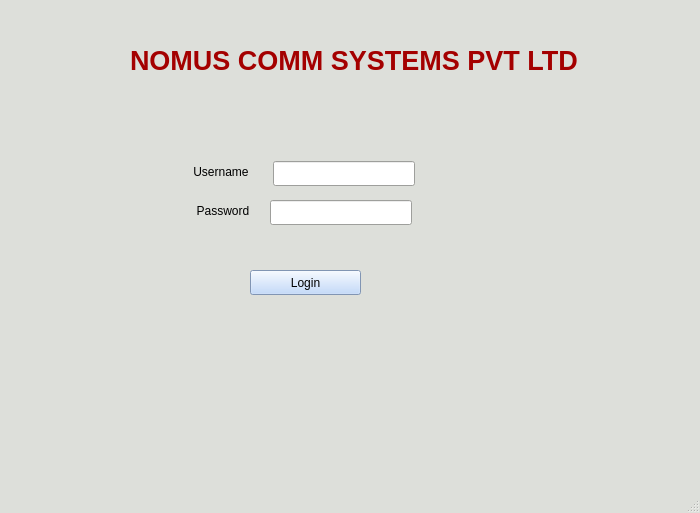
Old version of the form FUNCTIONALITY_TOOL/fun_login.ui in the repository skystar23/Automation_tool.
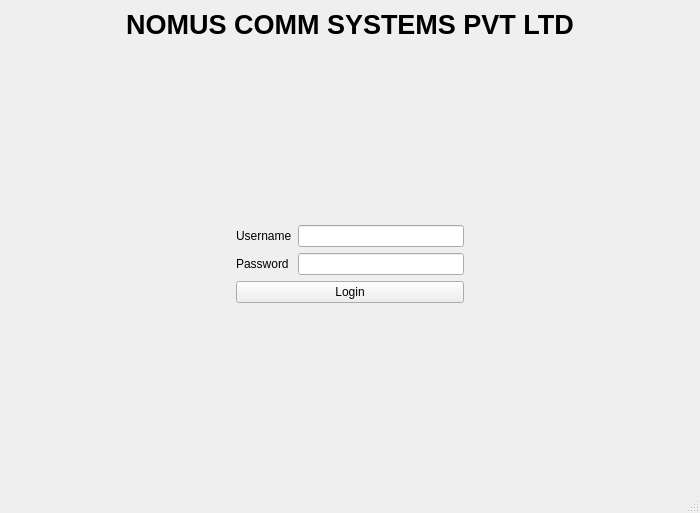
New version of the form.

```diff
--- a/FUNCTIONALITY_TOOL/fun_login.ui
+++ b/FUNCTIONALITY_TOOL/fun_login.ui
@@ -10,736 +10,125 @@
     <height>513</height>
    </rect>
   </property>
-  <property name="palette">
-   <palette>
-    <active>
-     <colorrole role="Button">
-      <brush brushstyle="SolidPattern">
-       <color alpha="255">
-        <red>181</red>
-        <green>209</green>
-        <blue>250</blue>
-       </color>
-      </brush>
-     </colorrole>
-     <colorrole role="Base">
-      <brush brushstyle="SolidPattern">
-       <color alpha="255">
-        <red>255</red>
-        <green>255</green>
-        <blue>255</blue>
-       </color>
-      </brush>
-     </colorrole>
-     <colorrole role="Window">
-      <brush brushstyle="SolidPattern">
-       <color alpha="255">
-        <red>221</red>
-        <green>223</green>
-        <blue>218</blue>
-       </color>
-      </brush>
-     </colorrole>
-    </active>
-    <inactive>
-     <colorrole role="Button">
-      <brush brushstyle="SolidPattern">
-       <color alpha="255">
-        <red>181</red>
-        <green>209</green>
-        <blue>250</blue>
-       </color>
-      </brush>
-     </colorrole>
-     <colorrole role="Base">
-      <brush brushstyle="SolidPattern">
-       <color alpha="255">
-        <red>255</red>
-        <green>255</green>
-        <blue>255</blue>
-       </color>
-      </brush>
-     </colorrole>
-     <colorrole role="Window">
-      <brush brushstyle="SolidPattern">
-       <color alpha="255">
-        <red>221</red>
-        <green>223</green>
-        <blue>218</blue>
-       </color>
-      </brush>
-     </colorrole>
-    </inactive>
-    <disabled>
-     <colorrole role="Button">
-      <brush brushstyle="SolidPattern">
-       <color alpha="255">
-        <red>181</red>
-        <green>209</green>
-        <blue>250</blue>
-       </color>
-      </brush>
-     </colorrole>
-     <colorrole role="Base">
-      <brush brushstyle="SolidPattern">
-       <color alpha="255">
-        <red>221</red>
-        <green>223</green>
-        <blue>218</blue>
-       </color>
-      </brush>
-     </colorrole>
-     <colorrole role="Window">
-      <brush brushstyle="SolidPattern">
-       <color alpha="255">
-        <red>221</red>
-        <green>223</green>
-        <blue>218</blue>
-       </color>
-      </brush>
-     </colorrole>
-    </disabled>
-   </palette>
-  </property>
   <property name="windowTitle">
    <string>Functionality Testing</string>
   </property>
-  <property name="autoFillBackground">
-   <bool>true</bool>
-  </property>
   <widget class="QWidget" name="centralwidget">
-   <widget class="QLabel" name="label">
-    <property name="geometry">
-     <rect>
-      <x>190</x>
-      <y>156</y>
-      <width>76</width>
-      <height>31</height>
-     </rect>
-    </property>
-    <property name="text">
-     <string> Username </string>
-    </property>
-   </widget>
-   <widget class="QLineEdit" name="Username">
-    <property name="geometry">
-     <rect>
-      <x>273</x>
-      <y>161</y>
-      <width>142</width>
-      <height>25</height>
-     </rect>
-    </property>
-    <property name="text">
-     <string/>
-    </property>
-   </widget>
-   <widget class="QLabel" name="label_2">
-    <property name="geometry">
-     <rect>
-      <x>130</x>
-      <y>30</y>
-      <width>451</width>
-      <height>61</height>
-     </rect>
-    </property>
-    <property name="palette">
-     <palette>
-      <active>
-       <colorrole role="WindowText">
-        <brush brushstyle="SolidPattern">
-         <color alpha="255">
-          <red>164</red>
-          <green>0</green>
-          <blue>0</blue>
-         </color>
-        </brush>
-       </colorrole>
-       <colorrole role="Text">
-        <brush brushstyle="SolidPattern">
-         <color alpha="255">
-          <red>164</red>
-          <green>0</green>
-          <blue>0</blue>
-         </color>
-        </brush>
-       </colorrole>
-       <colorrole role="PlaceholderText">
-        <brush brushstyle="SolidPattern">
-         <color alpha="128">
-          <red>164</red>
-          <green>0</green>
-          <blue>0</blue>
-         </color>
-        </brush>
-       </colorrole>
-      </active>
-      <inactive>
-       <colorrole role="WindowText">
-        <brush brushstyle="SolidPattern">
-         <color alpha="255">
-          <red>164</red>
-          <green>0</green>
-          <blue>0</blue>
-         </color>
-        </brush>
-       </colorrole>
-       <colorrole role="Text">
-        <brush brushstyle="SolidPattern">
-         <color alpha="255">
-          <red>164</red>
-          <green>0</green>
-          <blue>0</blue>
-         </color>
-        </brush>
-       </colorrole>
-       <colorrole role="PlaceholderText">
-        <brush brushstyle="SolidPattern">
-         <color alpha="128">
-          <red>164</red>
-          <green>0</green>
-          <blue>0</blue>
-         </color>
-        </brush>
-       </colorrole>
-      </inactive>
-      <disabled>
-       <colorrole role="WindowText">
-        <brush brushstyle="SolidPattern">
-         <color alpha="255">
-          <red>190</red>
-          <green>190</green>
-          <blue>190</blue>
-         </color>
-        </brush>
-       </colorrole>
-       <colorrole role="Text">
-        <brush brushstyle="SolidPattern">
-         <color alpha="255">
-          <red>190</red>
-          <green>190</green>
-          <blue>190</blue>
-         </color>
-        </brush>
-       </colorrole>
-       <colorrole role="PlaceholderText">
-        <brush brushstyle="SolidPattern">
-         <color alpha="128">
-          <red>0</red>
-          <green>0</green>
-          <blue>0</blue>
-         </color>
-        </brush>
-       </colorrole>
-      </disabled>
-     </palette>
-    </property>
-    <property name="font">
-     <font>
-      <family>Ubuntu</family>
-      <pointsize>20</pointsize>
-      <weight>75</weight>
-      <bold>true</bold>
-      <underline>false</underline>
-     </font>
-    </property>
-    <property name="focusPolicy">
-     <enum>Qt::NoFocus</enum>
-    </property>
-    <property name="contextMenuPolicy">
-     <enum>Qt::NoContextMenu</enum>
-    </property>
-    <property name="layoutDirection">
-     <enum>Qt::LeftToRight</enum>
-    </property>
-    <property name="text">
-     <string>NOMUS COMM SYSTEMS PVT LTD</string>
-    </property>
-   </widget>
-   <widget class="QLineEdit" name="Password">
-    <property name="geometry">
-     <rect>
-      <x>270</x>
-      <y>200</y>
-      <width>142</width>
-      <height>25</height>
-     </rect>
-    </property>
-    <property name="text">
-     <string/>
-    </property>
-    <property name="echoMode">
-     <enum>QLineEdit::Password</enum>
-    </property>
-   </widget>
-   <widget class="QLabel" name="label_3">
-    <property name="geometry">
-     <rect>
-      <x>190</x>
-      <y>200</y>
-      <width>76</width>
-      <height>21</height>
-     </rect>
-    </property>
-    <property name="text">
-     <string>  Password </string>
-    </property>
-   </widget>
-   <widget class="QPushButton" name="login_button">
-    <property name="geometry">
-     <rect>
-      <x>250</x>
-      <y>270</y>
-      <width>111</width>
-      <height>25</height>
-     </rect>
-    </property>
-    <property name="palette">
-     <palette>
-      <active>
-       <colorrole role="WindowText">
-        <brush brushstyle="SolidPattern">
-         <color alpha="255">
-          <red>0</red>
-          <green>0</green>
-          <blue>0</blue>
-         </color>
-        </brush>
-       </colorrole>
-       <colorrole role="Button">
-        <brush brushstyle="SolidPattern">
-         <color alpha="255">
-          <red>181</red>
-          <green>209</green>
-          <blue>250</blue>
-         </color>
-        </brush>
-       </colorrole>
-       <colorrole role="Light">
-        <brush brushstyle="SolidPattern">
-         <color alpha="255">
-          <red>255</red>
-          <green>255</green>
-          <blue>255</blue>
-         </color>
-        </brush>
-       </colorrole>
-       <colorrole role="Midlight">
-        <brush brushstyle="SolidPattern">
-         <color alpha="255">
-          <red>218</red>
-          <green>232</green>
-          <blue>252</blue>
-         </color>
-        </brush>
-       </colorrole>
-       <colorrole role="Dark">
-        <brush brushstyle="SolidPattern">
-         <color alpha="255">
-          <red>90</red>
-          <green>104</green>
-          <blue>125</blue>
-         </color>
-        </brush>
-       </colorrole>
-       <colorrole role="Mid">
-        <brush brushstyle="SolidPattern">
-         <color alpha="255">
-          <red>120</red>
-          <green>139</green>
-          <blue>167</blue>
-         </color>
-        </brush>
-       </colorrole>
-       <colorrole role="Text">
-        <brush brushstyle="SolidPattern">
-         <color alpha="255">
-          <red>0</red>
-          <green>0</green>
-          <blue>0</blue>
-         </color>
-        </brush>
-       </colorrole>
-       <colorrole role="BrightText">
-        <brush brushstyle="SolidPattern">
-         <color alpha="255">
-          <red>255</red>
-          <green>255</green>
-          <blue>255</blue>
-         </color>
-        </brush>
-       </colorrole>
-       <colorrole role="ButtonText">
-        <brush brushstyle="SolidPattern">
-         <color alpha="255">
-          <red>0</red>
-          <green>0</green>
-          <blue>0</blue>
-         </color>
-        </brush>
-       </colorrole>
-       <colorrole role="Base">
-        <brush brushstyle="SolidPattern">
-         <color alpha="255">
-          <red>255</red>
-          <green>255</green>
-          <blue>255</blue>
-         </color>
-        </brush>
-       </colorrole>
-       <colorrole role="Window">
-        <brush brushstyle="SolidPattern">
-         <color alpha="255">
-          <red>181</red>
-          <green>209</green>
-          <blue>250</blue>
-         </color>
-        </brush>
-       </colorrole>
-       <colorrole role="Shadow">
-        <brush brushstyle="SolidPattern">
-         <color alpha="255">
-          <red>0</red>
-          <green>0</green>
-          <blue>0</blue>
-         </color>
-        </brush>
-       </colorrole>
-       <colorrole role="AlternateBase">
-        <brush brushstyle="SolidPattern">
-         <color alpha="255">
-          <red>218</red>
-          <green>232</green>
-          <blue>252</blue>
-         </color>
-        </brush>
-       </colorrole>
-       <colorrole role="ToolTipBase">
-        <brush brushstyle="SolidPattern">
-         <color alpha="255">
-          <red>255</red>
-          <green>255</green>
-          <blue>220</blue>
-         </color>
-        </brush>
-       </colorrole>
-       <colorrole role="ToolTipText">
-        <brush brushstyle="SolidPattern">
-         <color alpha="255">
-          <red>0</red>
-          <green>0</green>
-          <blue>0</blue>
-         </color>
-        </brush>
-       </colorrole>
-       <colorrole role="PlaceholderText">
-        <brush brushstyle="SolidPattern">
-         <color alpha="128">
-          <red>0</red>
-          <green>0</green>
-          <blue>0</blue>
-         </color>
-        </brush>
-       </colorrole>
-      </active>
-      <inactive>
-       <colorrole role="WindowText">
-        <brush brushstyle="SolidPattern">
-         <color alpha="255">
-          <red>0</red>
-          <green>0</green>
-          <blue>0</blue>
-         </color>
-        </brush>
-       </colorrole>
-       <colorrole role="Button">
-        <brush brushstyle="SolidPattern">
-         <color alpha="255">
-          <red>181</red>
-          <green>209</green>
-          <blue>250</blue>
-         </color>
-        </brush>
-       </colorrole>
-       <colorrole role="Light">
-        <brush brushstyle="SolidPattern">
-         <color alpha="255">
-          <red>255</red>
-          <green>255</green>
-          <blue>255</blue>
-         </color>
-        </brush>
-       </colorrole>
-       <colorrole role="Midlight">
-        <brush brushstyle="SolidPattern">
-         <color alpha="255">
-          <red>218</red>
-          <green>232</green>
-          <blue>252</blue>
-         </color>
-        </brush>
-       </colorrole>
-       <colorrole role="Dark">
-        <brush brushstyle="SolidPattern">
-         <color alpha="255">
-          <red>90</red>
-          <green>104</green>
-          <blue>125</blue>
-         </color>
-        </brush>
-       </colorrole>
-       <colorrole role="Mid">
-        <brush brushstyle="SolidPattern">
-         <color alpha="255">
-          <red>120</red>
-          <green>139</green>
-          <blue>167</blue>
-         </color>
-        </brush>
-       </colorrole>
-       <colorrole role="Text">
-        <brush brushstyle="SolidPattern">
-         <color alpha="255">
-          <red>0</red>
-          <green>0</green>
-          <blue>0</blue>
-         </color>
-        </brush>
-       </colorrole>
-       <colorrole role="BrightText">
-        <brush brushstyle="SolidPattern">
-         <color alpha="255">
-          <red>255</red>
-          <green>255</green>
-          <blue>255</blue>
-         </color>
-        </brush>
-       </colorrole>
-       <colorrole role="ButtonText">
-        <brush brushstyle="SolidPattern">
-         <color alpha="255">
-          <red>0</red>
-          <green>0</green>
-          <blue>0</blue>
-         </color>
-        </brush>
-       </colorrole>
-       <colorrole role="Base">
-        <brush brushstyle="SolidPattern">
-         <color alpha="255">
-          <red>255</red>
-          <green>255</green>
-          <blue>255</blue>
-         </color>
-        </brush>
-       </colorrole>
-       <colorrole role="Window">
-        <brush brushstyle="SolidPattern">
-         <color alpha="255">
-          <red>181</red>
-          <green>209</green>
-          <blue>250</blue>
-         </color>
-        </brush>
-       </colorrole>
-       <colorrole role="Shadow">
-        <brush brushstyle="SolidPattern">
-         <color alpha="255">
-          <red>0</red>
-          <green>0</green>
-          <blue>0</blue>
-         </color>
-        </brush>
-       </colorrole>
-       <colorrole role="AlternateBase">
-        <brush brushstyle="SolidPattern">
-         <color alpha="255">
-          <red>218</red>
-          <green>232</green>
-          <blue>252</blue>
-         </color>
-        </brush>
-       </colorrole>
-       <colorrole role="ToolTipBase">
-        <brush brushstyle="SolidPattern">
-         <color alpha="255">
-          <red>255</red>
-          <green>255</green>
-          <blue>220</blue>
-         </color>
-        </brush>
-       </colorrole>
-       <colorrole role="ToolTipText">
-        <brush brushstyle="SolidPattern">
-         <color alpha="255">
-          <red>0</red>
-          <green>0</green>
-          <blue>0</blue>
-         </color>
-        </brush>
-       </colorrole>
-       <colorrole role="PlaceholderText">
-        <brush brushstyle="SolidPattern">
-         <color alpha="128">
-          <red>0</red>
-          <green>0</green>
-          <blue>0</blue>
-         </color>
-        </brush>
-       </colorrole>
-      </inactive>
-      <disabled>
-       <colorrole role="WindowText">
-        <brush brushstyle="SolidPattern">
-         <color alpha="255">
-          <red>90</red>
-          <green>104</green>
-          <blue>125</blue>
-         </color>
-        </brush>
-       </colorrole>
-       <colorrole role="Button">
-        <brush brushstyle="SolidPattern">
-         <color alpha="255">
-          <red>181</red>
-          <green>209</green>
-          <blue>250</blue>
-         </color>
-        </brush>
-       </colorrole>
-       <colorrole role="Light">
-        <brush brushstyle="SolidPattern">
-         <color alpha="255">
-          <red>255</red>
-          <green>255</green>
-          <blue>255</blue>
-         </color>
-        </brush>
-       </colorrole>
-       <colorrole role="Midlight">
-        <brush brushstyle="SolidPattern">
-         <color alpha="255">
-          <red>218</red>
-          <green>232</green>
-          <blue>252</blue>
-         </color>
-        </brush>
-       </colorrole>
-       <colorrole role="Dark">
-        <brush brushstyle="SolidPattern">
-         <color alpha="255">
-          <red>90</red>
-          <green>104</green>
-          <blue>125</blue>
-         </color>
-        </brush>
-       </colorrole>
-       <colorrole role="Mid">
-        <brush brushstyle="SolidPattern">
-         <color alpha="255">
-          <red>120</red>
-          <green>139</green>
-          <blue>167</blue>
-         </color>
-        </brush>
-       </colorrole>
-       <colorrole role="Text">
-        <brush brushstyle="SolidPattern">
-         <color alpha="255">
-          <red>90</red>
-          <green>104</green>
-          <blue>125</blue>
-         </color>
-        </brush>
-       </colorrole>
-       <colorrole role="BrightText">
-        <brush brushstyle="SolidPattern">
-         <color alpha="255">
-          <red>255</red>
-          <green>255</green>
-          <blue>255</blue>
-         </color>
-        </brush>
-       </colorrole>
-       <colorrole role="ButtonText">
-        <brush brushstyle="SolidPattern">
-         <color alpha="255">
-          <red>90</red>
-          <green>104</green>
-          <blue>125</blue>
-         </color>
-        </brush>
-       </colorrole>
-       <colorrole role="Base">
-        <brush brushstyle="SolidPattern">
-         <color alpha="255">
-          <red>181</red>
-          <green>209</green>
-          <blue>250</blue>
-         </color>
-        </brush>
-       </colorrole>
-       <colorrole role="Window">
-        <brush brushstyle="SolidPattern">
-         <color alpha="255">
-          <red>181</red>
-          <green>209</green>
-          <blue>250</blue>
-         </color>
-        </brush>
-       </colorrole>
-       <colorrole role="Shadow">
-        <brush brushstyle="SolidPattern">
-         <color alpha="255">
-          <red>0</red>
-          <green>0</green>
-          <blue>0</blue>
-         </color>
-        </brush>
-       </colorrole>
-       <colorrole role="AlternateBase">
-        <brush brushstyle="SolidPattern">
-         <color alpha="255">
-          <red>181</red>
-          <green>209</green>
-          <blue>250</blue>
-         </color>
-        </brush>
-       </colorrole>
-       <colorrole role="ToolTipBase">
-        <brush brushstyle="SolidPattern">
-         <color alpha="255">
-          <red>255</red>
-          <green>255</green>
-          <blue>220</blue>
-         </color>
-        </brush>
-       </colorrole>
-       <colorrole role="ToolTipText">
-        <brush brushstyle="SolidPattern">
-         <color alpha="255">
-          <red>0</red>
-          <green>0</green>
-          <blue>0</blue>
-         </color>
-        </brush>
-       </colorrole>
-       <colorrole role="PlaceholderText">
-        <brush brushstyle="SolidPattern">
-         <color alpha="128">
-          <red>0</red>
-          <green>0</green>
-          <blue>0</blue>
-         </color>
-        </brush>
-       </colorrole>
-      </disabled>
-     </palette>
-    </property>
-    <property name="text">
-     <string>Login</string>
-    </property>
-   </widget>
+   <layout class="QVBoxLayout" name="mainLayout">
+    <item>
+     <widget class="QLabel" name="label_2">
+      <property name="font">
+       <font>
+        <family>Ubuntu</family>
+        <pointsize>20</pointsize>
+        <weight>75</weight>
+        <bold>true</bold>
+       </font>
+      </property>
+      <property name="text">
+       <string>NOMUS COMM SYSTEMS PVT LTD</string>
+      </property>
+      <property name="alignment">
+       <set>Qt::AlignCenter</set>
+      </property>
+     </widget>
+    </item>
+    <item>
+     <spacer name="verticalSpacerTop">
+      <property name="orientation">
+       <enum>Qt::Vertical</enum>
+      </property>
+      <property name="sizeHint" stdset="0">
+       <size>
+        <width>20</width>
+        <height>40</height>
+       </size>
+      </property>
+     </spacer>
+    </item>
+    <item>
+     <layout class="QHBoxLayout" name="hbox">
+      <item>
+       <spacer name="horizontalSpacerLeft">
+        <property name="orientation">
+         <enum>Qt::Horizontal</enum>
+        </property>
+        <property name="sizeHint" stdset="0">
+         <size>
+          <width>0</width>
+          <height>0</height>
+         </size>
+        </property>
+       </spacer>
+      </item>
+      <item>
+       <layout class="QVBoxLayout" name="formBox">
+        <item>
+         <layout class="QFormLayout" name="formLayout">
+          <item row="0" column="0">
+           <widget class="QLabel" name="label">
+            <property name="text">
+             <string>Username</string>
+            </property>
+           </widget>
+          </item>
+          <item row="0" column="1">
+           <widget class="QLineEdit" name="Username"/>
+          </item>
+          <item row="1" column="0">
+           <widget class="QLabel" name="label_3">
+            <property name="text">
+             <string>Password</string>
+            </property>
+           </widget>
+          </item>
+          <item row="1" column="1">
+           <widget class="QLineEdit" name="Password">
+            <property name="echoMode">
+             <enum>QLineEdit::Password</enum>
+            </property>
+           </widget>
+          </item>
+         </layout>
+        </item>
+        <item>
+         <widget class="QPushButton" name="login_button">
+          <property name="text">
+           <string>Login</string>
+          </property>
+         </widget>
+        </item>
+       </layout>
+      </item>
+      <item>
+       <spacer name="horizontalSpacerRight">
+        <property name="orientation">
+         <enum>Qt::Horizontal</enum>
+        </property>
+        <property name="sizeHint" stdset="0">
+         <size>
+          <width>0</width>
+          <height>0</height>
+         </size>
+        </property>
+       </spacer>
+      </item>
+     </layout>
+    </item>
+    <item>
+     <spacer name="verticalSpacerBottom">
+      <property name="orientation">
+       <enum>Qt::Vertical</enum>
+      </property>
+      <property name="sizeHint" stdset="0">
+       <size>
+        <width>0</width>
+        <height>0</height>
+       </size>
+      </property>
+     </spacer>
+    </item>
+   </layout>
   </widget>
   <widget class="QStatusBar" name="statusbar"/>
  </widget>
```
